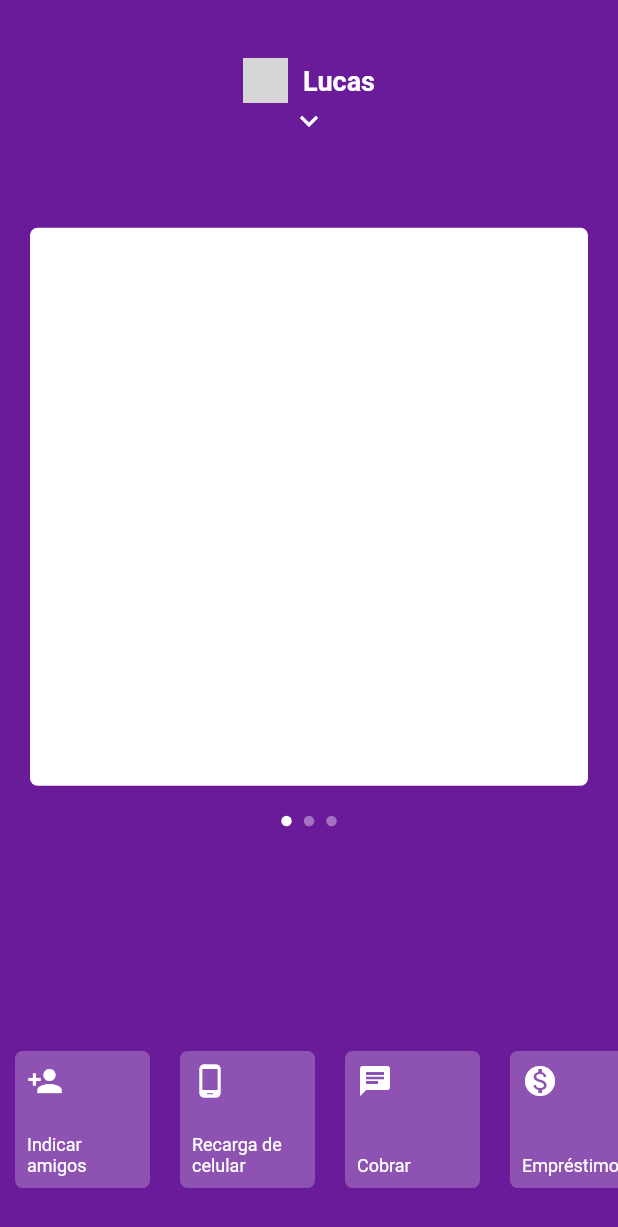
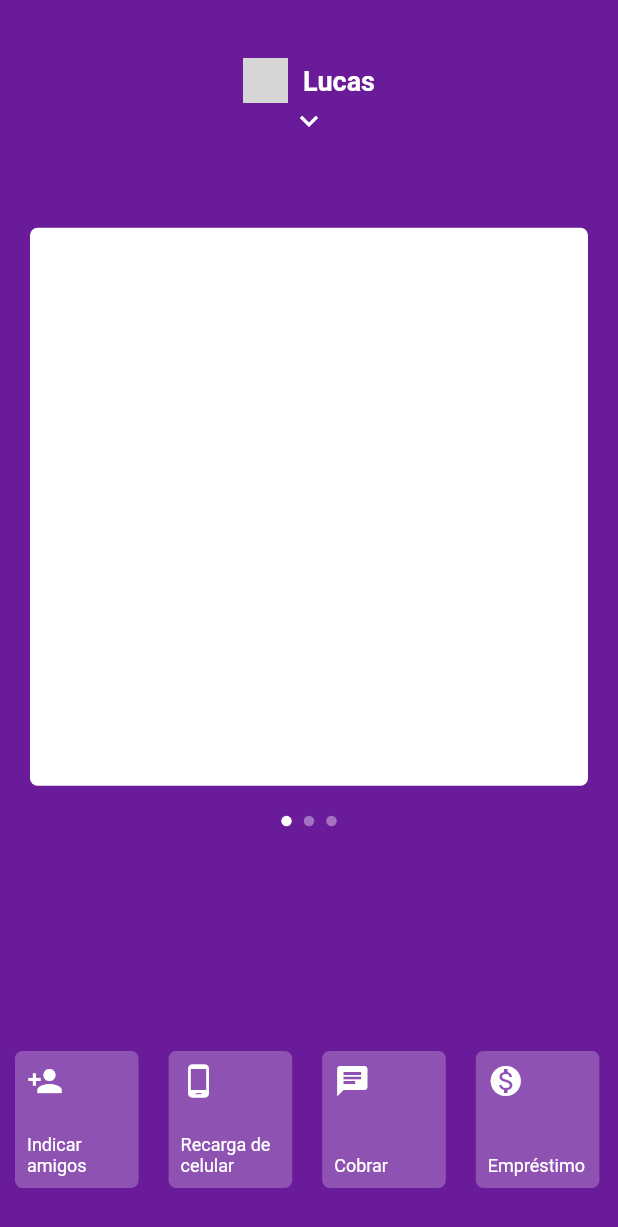
Before and after one commit to lucasaecio/nubank-flutter-interface, a Flutter app: the screen it shows after launch, on a phone screen of 412 x 824 dp. Shown: the top 1227 px of the screen. Run offline on Flutter 3.47's test engine with Material 2 defaults, Android fonts, the phone set to English and light mode, and no system bars; network calls fail; grey boxes are pictures that could not be loaded.

Commit message:
Correção de bugs

```diff
--- a/lib/pages/home/home_page.dart
+++ b/lib/pages/home/home_page.dart
@@ -107,6 +107,8 @@ class _HomePageState extends State<HomePage> {
             left: 0,
             right: 0,
             height: _screenHeight * 0.14,
+            child: IgnorePointer(
+              ignoring: _showMenu,
               child: AnimatedOpacity(
                 duration: Duration(milliseconds: 150),
                 opacity: !_showMenu ? 1 : 0,
@@ -122,16 +124,20 @@ class _HomePageState extends State<HomePage> {
                     ItemMenuBottom(icon: Icons.chat, text: "Cobrar"),
                     ItemMenuBottom(
                         icon: Icons.monetization_on, text: "Empréstimo"),
-                  ItemMenuBottom(icon: Icons.move_to_inbox, text: "Depositar"),
+                    ItemMenuBottom(
+                        icon: Icons.move_to_inbox, text: "Depositar"),
                     ItemMenuBottom(
                         icon: Icons.mobile_screen_share, text: "Transferir"),
                     ItemMenuBottom(
-                      icon: Icons.format_align_center, text: "Ajustar limite"),
-                  ItemMenuBottom(icon: Icons.chrome_reader_mode, text: "Pagar"),
+                        icon: Icons.format_align_center,
+                        text: "Ajustar limite"),
+                    ItemMenuBottom(
+                        icon: Icons.chrome_reader_mode, text: "Pagar"),
                     ItemMenuBottom(
                         icon: Icons.lock_open, text: "Bloquear cartão"),
                   ],
                 )),
+              ),
             ),
           ),
         ],
--- a/lib/pages/home/widgets/item_menu_bottom.dart
+++ b/lib/pages/home/widgets/item_menu_bottom.dart
@@ -22,7 +22,7 @@ class ItemMenuBottom extends StatelessWidget {
             ],
           ),
         ),
-        width: 90,
+        width: MediaQuery.of(context).size.width * 0.2,
         decoration: BoxDecoration(
           borderRadius: BorderRadius.circular(5),
           color: Colors.white24,
--- a/lib/pages/home/widgets/menu_app.dart
+++ b/lib/pages/home/widgets/menu_app.dart
@@ -19,6 +19,8 @@ class MenuApp extends StatelessWidget {
         child: Container(
             //color: Colors.red,
             height: MediaQuery.of(context).size.height * 0.6,
+            child: SingleChildScrollView(
+              physics: BouncingScrollPhysics(),
               child: Column(
                 children: [
                   Padding(
@@ -74,8 +76,7 @@ class MenuApp extends StatelessWidget {
                     style: TextStyle(fontSize: 14),
                   ),
                   SizedBox(height: 25),
-                SingleChildScrollView(
-                  child: Padding(
+                  Padding(
                     padding: EdgeInsets.symmetric(horizontal: 30),
                     child: Column(
                       children: [
@@ -131,9 +132,9 @@ class MenuApp extends StatelessWidget {
                         ),
                       ],
                     ),
-                  ),
                   )
                 ],
+              ),
             )),
       ),
     );
```
Lines whose indentation alone changed are shown as unchanged.
